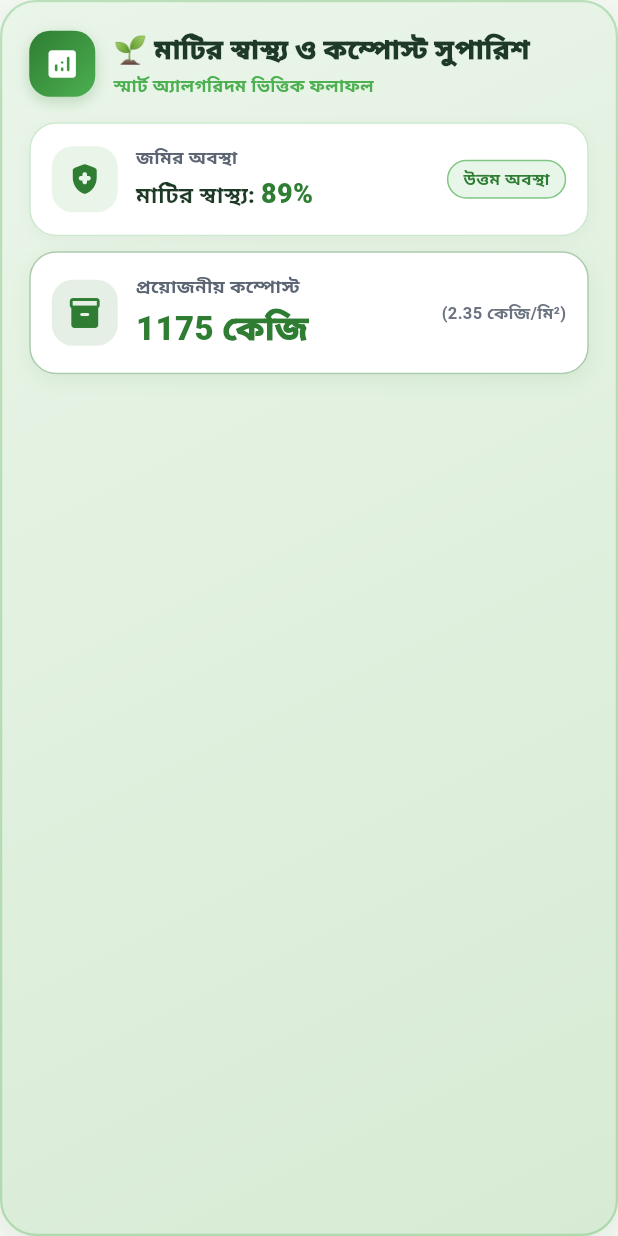
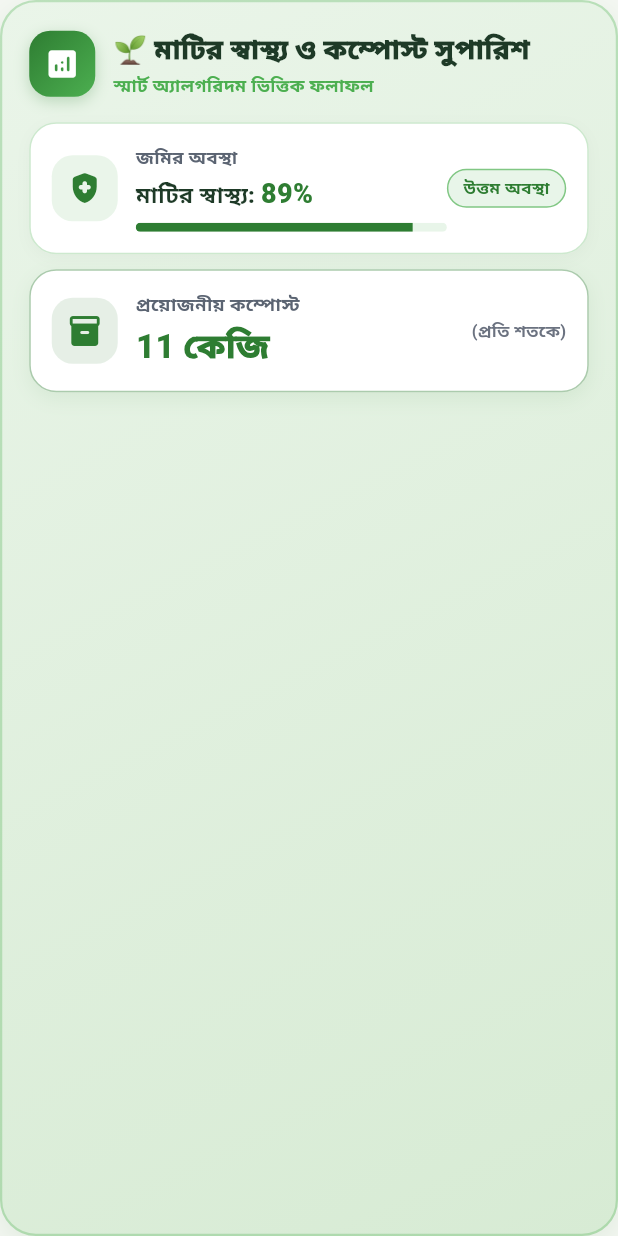
Before and after one commit to Sohag-Ali/Flutter_App, a Flutter app: the PremiumCompostCard widget shown alone on an empty page, opened directly, on a phone screen of 412 x 824 dp. Run offline on Flutter 3.47's test engine with Material 3 defaults, Android fonts, the phone set to English and light mode, and no system bars.

Commit message:
upaderd app

```diff
--- a/lib/repositories/sensor_repository.dart
+++ b/lib/repositories/sensor_repository.dart
@@ -33,7 +33,7 @@ class SensorRepository extends ChangeNotifier {
       SensorMetric(title: 'ফসফরাস', value: '--', unit: 'ppm', icon: Icons.grass_rounded, color: Color(0xFFFFC107), apiId: 'Phosphorus'),
       SensorMetric(title: 'পটাশিয়াম', value: '--', unit: 'ppm', icon: Icons.agriculture_rounded, color: Color(0xFF009688), apiId: 'Potassium'),
       SensorMetric(title: 'EC', value: '--', unit: 'dS/m', icon: Icons.bolt_rounded, color: Color(0xFF1976D2), apiId: 'EC'),
-      SensorMetric(title: 'মাটির স্বাস্থ্য স্কোর', value: '89', unit: '%', icon: Icons.yard_rounded, color: Color(0xFF795548), apiId: 'Salinity'),
+      SensorMetric(title: 'লবণাক্ততা', value: '0', unit: '%', icon: Icons.grass_rounded, color: Color(0xFF795548), apiId: 'Salinity'),
     ];
   }
 
--- a/lib/screens/home_tab.dart
+++ b/lib/screens/home_tab.dart
@@ -222,7 +222,7 @@ class _HomeTabState extends State<HomeTab> {
                       listenable: widget.sensorRepository,
                       builder: (context, _) {
                         return const PremiumCompostCard(
-                          totalCompostKg: 1175,
+                          totalCompostKg: 11,
                           perSqMeterRate: 2.35,
                           soilHealthScore: 89,
                         );
--- a/lib/widgets/premium_compost_card.dart
+++ b/lib/widgets/premium_compost_card.dart
@@ -133,6 +133,16 @@ class PremiumCompostCard extends StatelessWidget {
                           ),
                         ],
                       ),
+                      const SizedBox(height: 6),
+                      ClipRRect(
+                        borderRadius: BorderRadius.circular(999),
+                        child: LinearProgressIndicator(
+                          value: (soilHealthScore / 100).clamp(0.0, 1.0),
+                          backgroundColor: const Color(0xFFE8F5E9),
+                          valueColor: const AlwaysStoppedAnimation<Color>(Color(0xFF2E7D32)),
+                          minHeight: 6,
+                        ),
+                      ),
                     ],
                   ),
                 ),
@@ -196,7 +206,7 @@ class PremiumCompostCard extends StatelessWidget {
                   ),
                 ),
                 Text(
-                  '(${perSqMeterRate.toStringAsFixed(2)} কেজি/মি²)',
+                  '(প্রতি শতকে)',
                   style: const TextStyle(fontSize: 11, fontWeight: FontWeight.w700, color: Color(0xFF6B7280)),
                 ),
               ],
```
Also changed, not shown: 1 other file.
